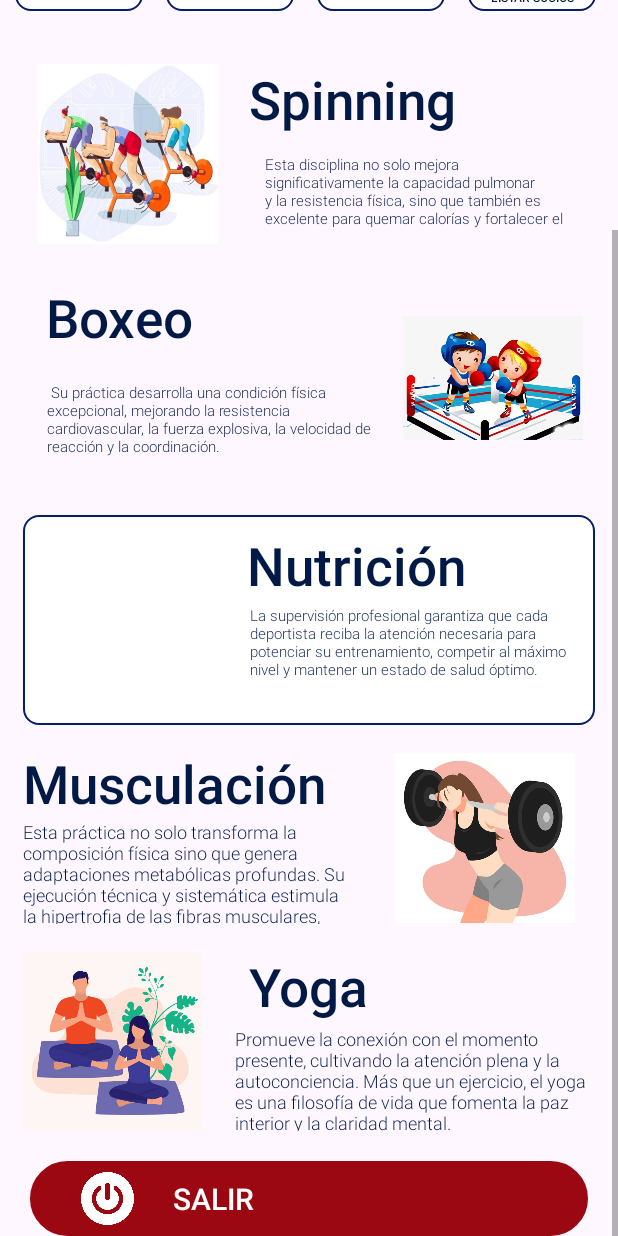
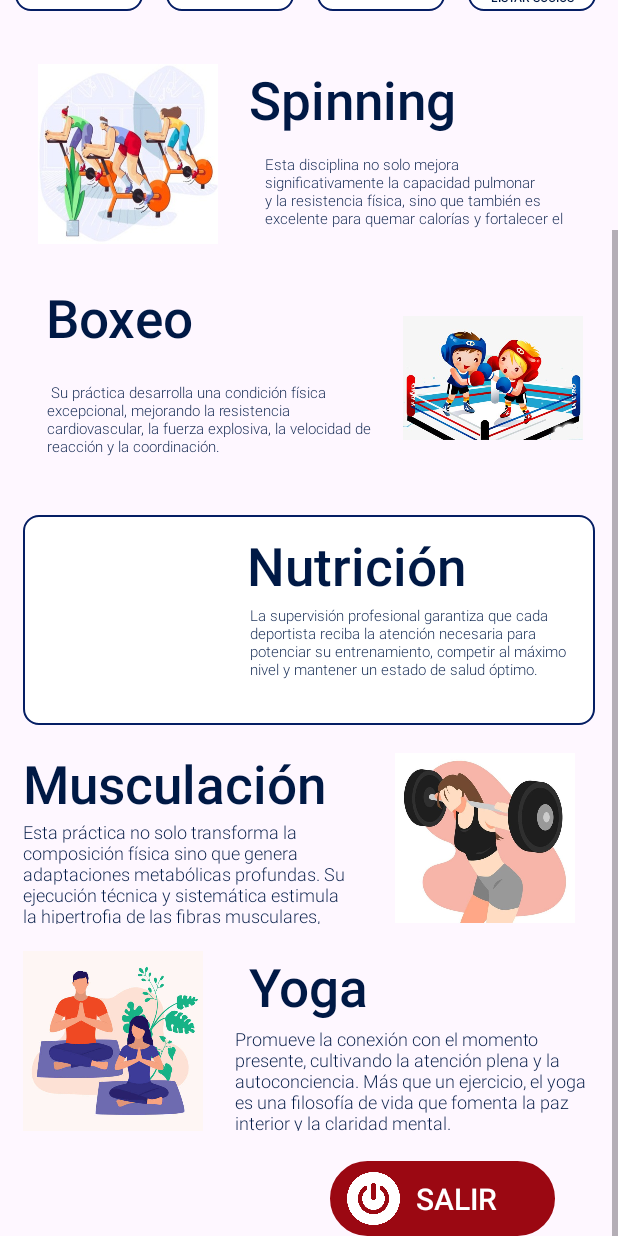
Before and after one commit to elavincho/ClubDeportivoApp, an Android app: the PantallaPrincipalActivity screen opened directly, with no data from a screen before it, scrolled down 188 dp, on a phone screen of 412 x 824 dp. Run offline under Robolectric (Android 15) with nearby library versions, the phone set to English and light mode, and no system bars.

Commit message:
Mejoro el boton salir

```diff
--- a/app/src/main/res/layout/activity_pantalla_principal.xml
+++ b/app/src/main/res/layout/activity_pantalla_principal.xml
@@ -275,7 +275,6 @@
             </LinearLayout>
         </HorizontalScrollView>
 
-
         <!-- Tarjeta 6: Spinning -->
         <androidx.constraintlayout.widget.ConstraintLayout
 
@@ -341,7 +340,6 @@
                 tools:targetApi="31" />
         </androidx.constraintlayout.widget.ConstraintLayout>
 
-
         <!-- Tarjeta 7: Boxeo -->
         <androidx.constraintlayout.widget.ConstraintLayout
             android:id="@+id/boxeoLayout"
@@ -402,7 +400,6 @@
                 tools:ignore="HardcodedText"
                 tools:targetApi="31" />
         </androidx.constraintlayout.widget.ConstraintLayout>
-
 
         <!-- Tarjeta 7: Nutrición -->
         <androidx.constraintlayout.widget.ConstraintLayout
@@ -466,7 +463,6 @@
                 app:layout_constraintVertical_bias="0.2"
                 tools:ignore="ContentDescription" />
         </androidx.constraintlayout.widget.ConstraintLayout>
-
 
         <!-- Tarjeta 8: Musculación -->
         <androidx.constraintlayout.widget.ConstraintLayout
@@ -592,12 +588,13 @@
         <!-- Salir-->
         <View
             android:id="@+id/btnSalir"
-            android:layout_width="match_parent"
+            android:layout_width="150dp"
             android:layout_height="50dp"
             android:layout_margin="20dp"
             android:background="@drawable/boton_salir"
             app:layout_constraintEnd_toEndOf="parent"
             app:layout_constraintStart_toStartOf="parent"
+            app:layout_constraintHorizontal_bias="0.9"
             app:layout_constraintTop_toBottomOf="@+id/yogaLayout" />
 
         <TextView
@@ -612,7 +609,7 @@
             android:textStyle="bold"
             app:layout_constraintBottom_toBottomOf="@+id/btnSalir"
             app:layout_constraintEnd_toEndOf="@+id/btnSalir"
-            app:layout_constraintHorizontal_bias="0.3"
+            app:layout_constraintHorizontal_bias="0.6"
             app:layout_constraintStart_toStartOf="@+id/btnSalir"
             app:layout_constraintTop_toTopOf="@+id/btnSalir"
             app:layout_constraintVertical_bias="0.5"
```
